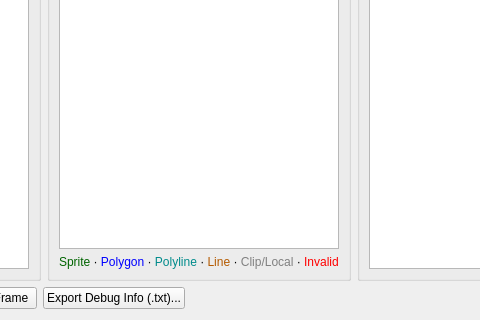
Old version of the form yabause/src/port/qt/ui/UIDebugVDP1.ui in the repository BenjaminSiskoo/Kronos_test; both pictures show x 112 to 592 and y 200 to 520 of the 1500 by 520 pixel window.
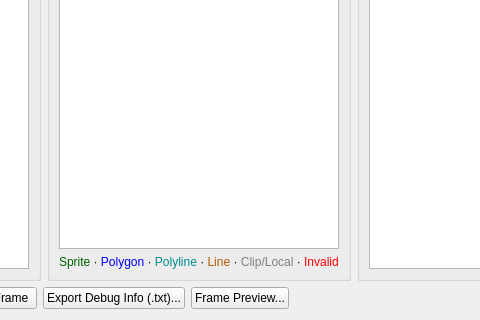
New version of the form.

Commit message: VDP1 debug: screen-space transparency checkerboard (scene Dense7Pattern was magnified into black squares), integer zoom, texture frame and transparent pixel count, raw code and colour path in pixel inspector, frame preview window (commands assembled at their coordinates, click to select), selection kept on Next Frame, address-based command access

```diff
--- a/yabause/src/port/qt/ui/UIDebugVDP1.ui
+++ b/yabause/src/port/qt/ui/UIDebugVDP1.ui
@@ -265,6 +265,16 @@
        </property>
       </widget>
      </item>
+     <item>
+      <widget class="QPushButton" name="pbFramePreview">
+       <property name="toolTip">
+        <string>Show every command of the list assembled at its screen position; click a sprite to select its command</string>
+       </property>
+       <property name="text">
+        <string>Frame Preview...</string>
+       </property>
+      </widget>
+     </item>
      <item>
       <widget class="QDialogButtonBox" name="dbbButtons">
        <property name="standardButtons">
```
The commit also changes 2 other files.
